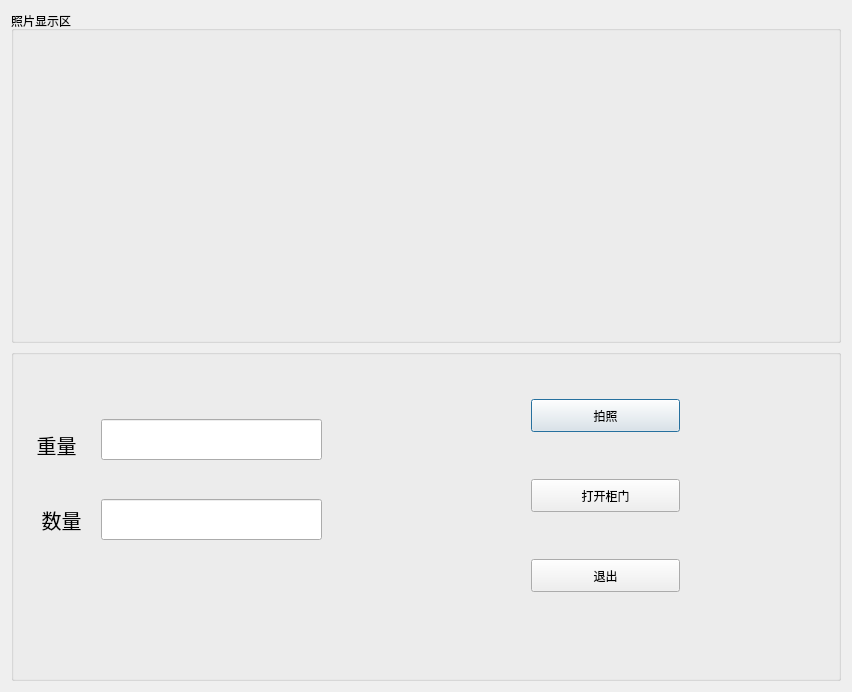
Old version of the form ruku.ui in the repository idontlikelongname/qi_tao_gui.
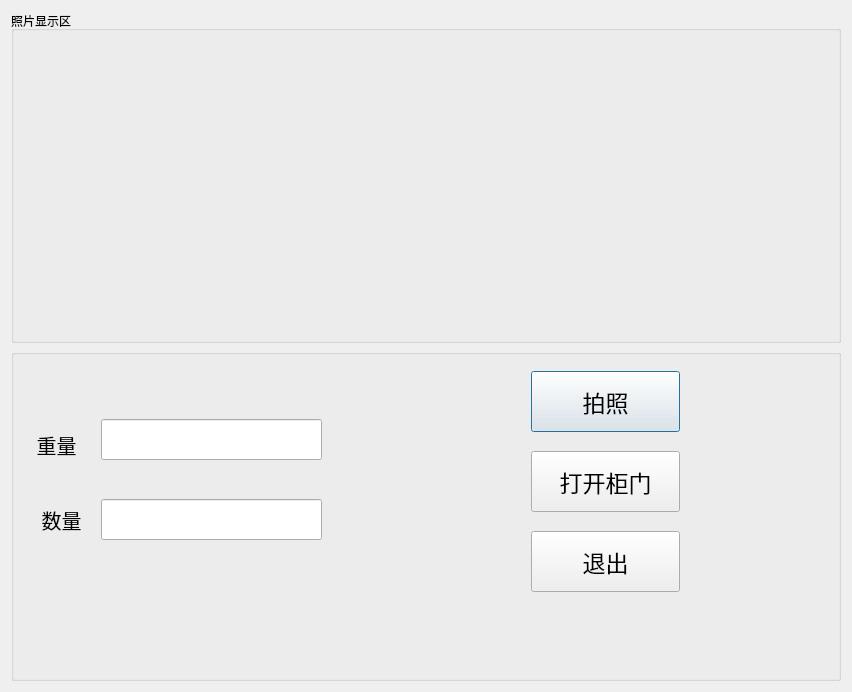
New version of the form.

```diff
--- a/ruku.ui
+++ b/ruku.ui
@@ -14,39 +14,6 @@
    <string>Dialog</string>
   </property>
   <layout class="QGridLayout" name="gridLayout">
-   <item row="0" column="0">
-    <widget class="QGroupBox" name="groupBox_2">
-     <property name="title">
-      <string>照片显示区</string>
-     </property>
-     <widget class="QLabel" name="previousImage">
-      <property name="geometry">
-       <rect>
-        <x>360</x>
-        <y>30</y>
-        <width>171</width>
-        <height>171</height>
-       </rect>
-      </property>
-      <property name="text">
-       <string/>
-      </property>
-     </widget>
-     <widget class="QLabel" name="cameraImage">
-      <property name="geometry">
-       <rect>
-        <x>50</x>
-        <y>30</y>
-        <width>201</width>
-        <height>171</height>
-       </rect>
-      </property>
-      <property name="text">
-       <string/>
-      </property>
-     </widget>
-    </widget>
-   </item>
    <item row="1" column="0">
     <widget class="QGroupBox" name="groupBox">
      <property name="title">
@@ -128,11 +95,16 @@
       <property name="geometry">
        <rect>
         <x>520</x>
-        <y>50</y>
+        <y>22</y>
         <width>149</width>
-        <height>33</height>
+        <height>61</height>
        </rect>
       </property>
+      <property name="font">
+       <font>
+        <pointsize>17</pointsize>
+       </font>
+      </property>
       <property name="text">
        <string>拍照</string>
       </property>
@@ -141,11 +113,16 @@
       <property name="geometry">
        <rect>
         <x>520</x>
-        <y>130</y>
+        <y>102</y>
         <width>149</width>
-        <height>33</height>
+        <height>61</height>
        </rect>
       </property>
+      <property name="font">
+       <font>
+        <pointsize>17</pointsize>
+       </font>
+      </property>
       <property name="text">
        <string>打开柜门</string>
       </property>
@@ -154,13 +131,59 @@
       <property name="geometry">
        <rect>
         <x>520</x>
-        <y>210</y>
+        <y>182</y>
         <width>149</width>
-        <height>33</height>
+        <height>61</height>
        </rect>
       </property>
+      <property name="font">
+       <font>
+        <pointsize>17</pointsize>
+       </font>
+      </property>
       <property name="text">
        <string>退出</string>
+      </property>
+     </widget>
+     <zorder>label_2</zorder>
+     <zorder>weightLine</zorder>
+     <zorder>countLine</zorder>
+     <zorder>label</zorder>
+     <zorder>captureButton</zorder>
+     <zorder>finishButton</zorder>
+     <zorder>exitButton</zorder>
+     <zorder>groupBox_2</zorder>
+    </widget>
+   </item>
+   <item row="0" column="0">
+    <widget class="QGroupBox" name="groupBox_2">
+     <property name="title">
+      <string>照片显示区</string>
+     </property>
+     <widget class="QLabel" name="previousImage">
+      <property name="geometry">
+       <rect>
+        <x>460</x>
+        <y>30</y>
+        <width>361</width>
+        <height>221</height>
+       </rect>
+      </property>
+      <property name="text">
+       <string/>
+      </property>
+     </widget>
+     <widget class="QLabel" name="cameraImage">
+      <property name="geometry">
+       <rect>
+        <x>10</x>
+        <y>40</y>
+        <width>391</width>
+        <height>271</height>
+       </rect>
+      </property>
+      <property name="text">
+       <string/>
       </property>
      </widget>
     </widget>
```
